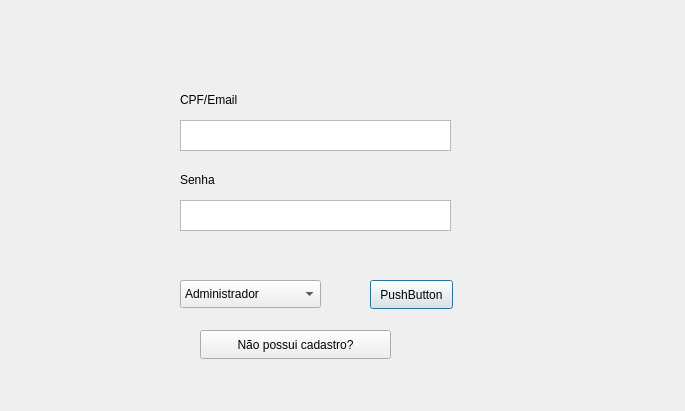
This is DrWell/telalogin.ui in danzagroba/Dr.Well as Qt 5 draws it before an edit. The edited form follows.
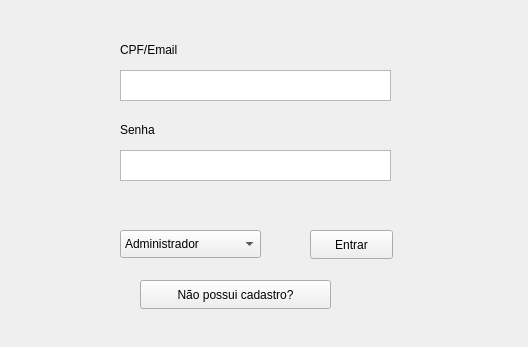
This is the edited form.

Commit message: Telas iniciais funcionando

```diff
--- a/DrWell/telalogin.ui
+++ b/DrWell/telalogin.ui
@@ -1,43 +1,95 @@
 <?xml version="1.0" encoding="UTF-8"?>
 <ui version="4.0">
  <class>TelaLogin</class>
- <widget class="QDialog" name="TelaLogin">
+ <widget class="QWidget" name="TelaLogin">
   <property name="geometry">
    <rect>
     <x>0</x>
     <y>0</y>
-    <width>685</width>
-    <height>411</height>
+    <width>528</width>
+    <height>347</height>
    </rect>
   </property>
   <property name="windowTitle">
-   <string>Dialog</string>
+   <string>Form</string>
   </property>
-  <widget class="QTextEdit" name="textEdit">
+  <widget class="QLabel" name="label_2">
    <property name="geometry">
     <rect>
-     <x>180</x>
+     <x>120</x>
      <y>120</y>
+     <width>81</width>
+     <height>20</height>
+    </rect>
+   </property>
+   <property name="text">
+    <string>Senha</string>
+   </property>
+  </widget>
+  <widget class="QLabel" name="label">
+   <property name="geometry">
+    <rect>
+     <x>120</x>
+     <y>40</y>
+     <width>81</width>
+     <height>20</height>
+    </rect>
+   </property>
+   <property name="text">
+    <string>CPF/Email</string>
+   </property>
+  </widget>
+  <widget class="QTextEdit" name="textEdit">
+   <property name="geometry">
+    <rect>
+     <x>120</x>
+     <y>70</y>
      <width>271</width>
      <height>31</height>
     </rect>
    </property>
   </widget>
+  <widget class="QPushButton" name="pushButton_2">
+   <property name="geometry">
+    <rect>
+     <x>140</x>
+     <y>280</y>
+     <width>191</width>
+     <height>29</height>
+    </rect>
+   </property>
+   <property name="text">
+    <string>Não possui cadastro?</string>
+   </property>
+  </widget>
   <widget class="QTextEdit" name="textEdit_2">
    <property name="geometry">
     <rect>
-     <x>180</x>
-     <y>200</y>
+     <x>120</x>
+     <y>150</y>
      <width>271</width>
      <height>31</height>
     </rect>
    </property>
   </widget>
+  <widget class="QPushButton" name="pushButton">
+   <property name="geometry">
+    <rect>
+     <x>310</x>
+     <y>230</y>
+     <width>83</width>
+     <height>29</height>
+    </rect>
+   </property>
+   <property name="text">
+    <string>Entrar</string>
+   </property>
+  </widget>
   <widget class="QComboBox" name="comboBox">
    <property name="geometry">
     <rect>
-     <x>180</x>
-     <y>280</y>
+     <x>120</x>
+     <y>230</y>
      <width>141</width>
      <height>28</height>
     </rect>
@@ -58,58 +110,6 @@
     </property>
    </item>
   </widget>
-  <widget class="QPushButton" name="pushButton">
-   <property name="geometry">
-    <rect>
-     <x>370</x>
-     <y>280</y>
-     <width>83</width>
-     <height>29</height>
-    </rect>
-   </property>
-   <property name="text">
-    <string>PushButton</string>
-   </property>
-  </widget>
-  <widget class="QLabel" name="label">
-   <property name="geometry">
-    <rect>
-     <x>180</x>
-     <y>90</y>
-     <width>81</width>
-     <height>20</height>
-    </rect>
-   </property>
-   <property name="text">
-    <string>CPF/Email</string>
-   </property>
-  </widget>
-  <widget class="QLabel" name="label_2">
-   <property name="geometry">
-    <rect>
-     <x>180</x>
-     <y>170</y>
-     <width>81</width>
-     <height>20</height>
-    </rect>
-   </property>
-   <property name="text">
-    <string>Senha</string>
-   </property>
-  </widget>
-  <widget class="QPushButton" name="pushButton_2">
-   <property name="geometry">
-    <rect>
-     <x>200</x>
-     <y>330</y>
-     <width>191</width>
-     <height>29</height>
-    </rect>
-   </property>
-   <property name="text">
-    <string>Não possui cadastro?</string>
-   </property>
-  </widget>
  </widget>
  <resources/>
  <connections/>
```
The commit also changes 31 other files.
